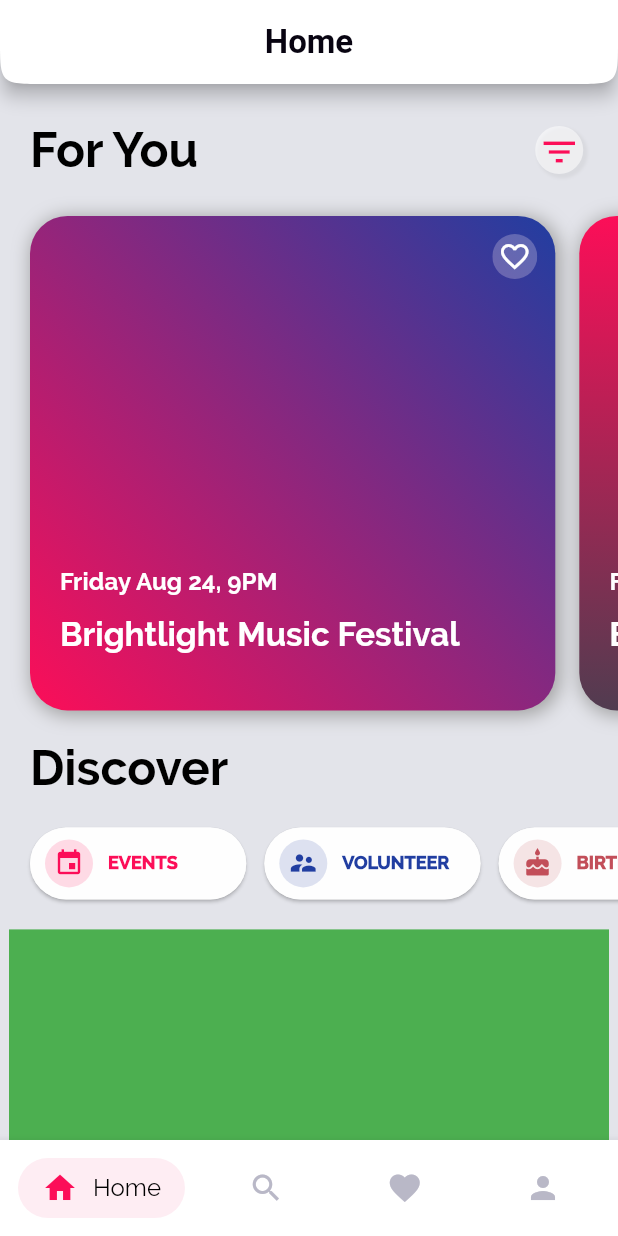
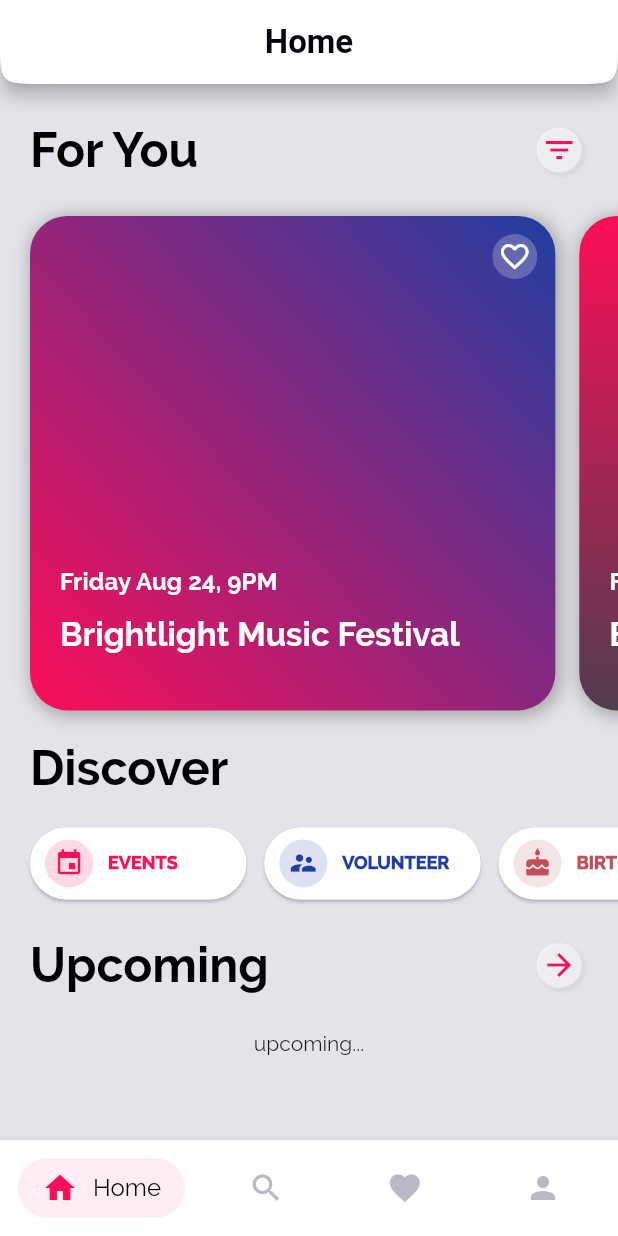
Before and after one commit to RahulNagaraj/tech_hub_ui, a Flutter app: the screen it shows after launch, on a phone screen of 412 x 824 dp. Run offline on Flutter 3.47's test engine with Material 2 defaults, Android fonts, the phone set to English and light mode, and no system bars.

Commit message:
add slot for upcoming events

```diff
--- a/lib/pages/home_page.dart
+++ b/lib/pages/home_page.dart
@@ -121,7 +121,7 @@ class _HomePageState extends State<HomePage> {
                           child: Icon(
                             Icons.filter_list,
                             color: tertiaryTextColor,
-                            size: 28.0,
+                            size: 24.0,
                           ),
                         ),
                         onPressed: () {},
@@ -162,11 +162,49 @@ class _HomePageState extends State<HomePage> {
                   ),
                 ),
               ),
+              Padding(
+                padding: const EdgeInsets.only(left: 20.0),
+                child: Row(
+                  children: <Widget>[
+                    Expanded(
+                      flex: 8,
+                      child: Heading(heading: 'Upcoming'),
+                    ),
+                    Expanded(
+                      flex: 2,
+                      child: IconButton(
+                        splashColor: Colors.transparent,
+                        icon: Container(
+                          decoration: BoxDecoration(
+                            shape: BoxShape.circle,
+                            color: Colors.white54,
+                            boxShadow: [
+                              BoxShadow(
+                                color: Colors.grey.withOpacity(0.15),
+                                offset: Offset(2.0, 2.0),
+                                blurRadius: 1.0,
+                                spreadRadius: 1.0,
+                              ),
+                            ],
+                          ),
+                          padding: const EdgeInsets.symmetric(
+                              horizontal: 6.0, vertical: 3.0),
+                          child: Icon(
+                            Icons.arrow_forward,
+                            color: tertiaryTextColor,
+                            size: 24.0,
+                          ),
+                        ),
+                        onPressed: () {},
+                      ),
+                    ),
+                  ],
+                ),
+              ),
               Container(
-                width: 400,
-                height: 400,
-                color: Colors.green,
-              ),
+                padding: const EdgeInsets.symmetric(vertical: 20.0),
+                child: Text('upcoming...'),
+              )
             ],
           ),
         ),
```
